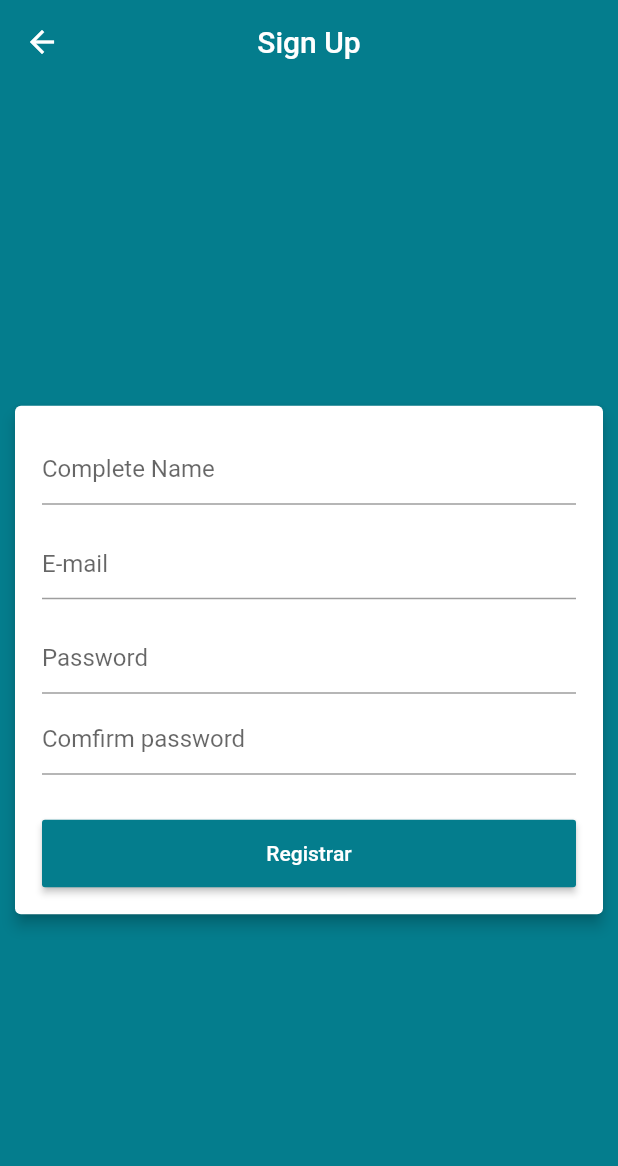
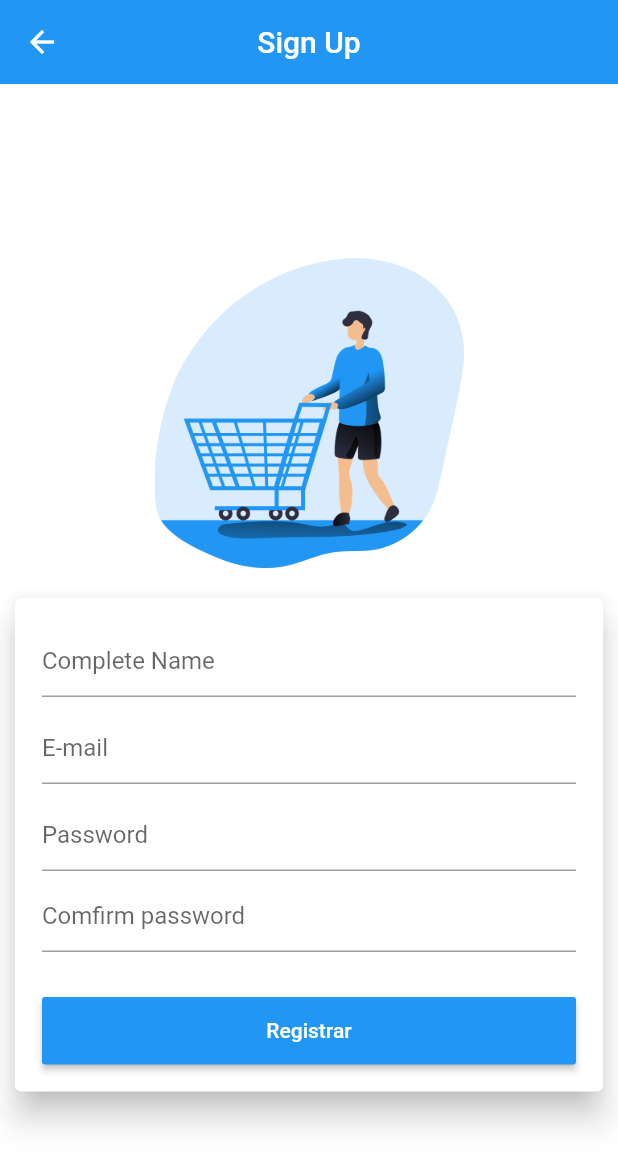
Before and after one commit to mateusbatista4/loja_virtual, a Flutter app: the LoginScreen screen opened by its route, after a tap on "Entrar", after a tap on "SIGN UP", on a phone screen of 412 x 824 dp. Shown: the top 1166 px of the screen. Run offline on Flutter 3.47's test engine with Material 2 defaults, Android fonts, the phone set to English and light mode, and no system bars; our stand-ins replace carousel_pro, cloud_firestore, firebase_auth; accounts and stored records are empty.

Commit message:
change UI

```diff
--- a/lib/main.dart
+++ b/lib/main.dart
@@ -39,8 +39,9 @@ class MyApp extends StatelessWidget {
         title: 'Loja do Mateus ',
         debugShowCheckedModeBanner: false,
         theme: ThemeData(
-          primaryColor: const Color.fromARGB(255, 4, 125, 141),
-          scaffoldBackgroundColor: const Color.fromARGB(255, 4, 125, 141),
+          primaryColor: Colors.blue,
+          accentColor: Colors.yellowAccent,
+          scaffoldBackgroundColor: Colors.blue,
           appBarTheme: AppBarTheme(elevation: 0),
           visualDensity: VisualDensity.adaptivePlatformDensity,
         ),
--- a/lib/screens/login/login_screen.dart
+++ b/lib/screens/login/login_screen.dart
@@ -13,6 +13,7 @@ class LoginScreen extends StatelessWidget {
   Widget build(BuildContext context) {
     return Consumer<UserManager>(
       builder: (context, userManager, child) => Scaffold(
+        backgroundColor: Colors.white,
         key: _scaffoldKey,
         appBar: AppBar(
           actions: <Widget>[
@@ -38,8 +39,20 @@ class LoginScreen extends StatelessWidget {
           title: Text("Login"),
         ),
         body: Center(
-          child: Card(
-            elevation: 4,
+          child: SingleChildScrollView(
+                      child: Column(
+              children: [
+                Padding(
+                  padding: const EdgeInsets.symmetric(vertical:20),
+                  child: Image.asset(
+                    "assets/images/online_shopping__monochromatic.png",
+                    fit: BoxFit.cover,
+                    width: MediaQuery.of(context).size.width / 1.4,
+                  ),
+                ),
+
+                Card(
+                  elevation: 9,
                   margin: EdgeInsets.symmetric(horizontal: 10),
                   child: Form(
                     key: _formKey,
@@ -107,7 +120,8 @@ class LoginScreen extends StatelessWidget {
                                           _scaffoldKey.currentState.showSnackBar(
                                             SnackBar(
                                               backgroundColor: Colors.redAccent,
-                                        content: Text('Falha no Login: $erro'),
+                                              content:
+                                                  Text('Falha no Login: $erro'),
                                             ),
                                           );
                                         },
@@ -128,6 +142,9 @@ class LoginScreen extends StatelessWidget {
                     ),
                   ),
                 ),
+              ],
+            ),
+          ),
         ),
       ),
     );
--- a/lib/screens/signup/signup_screen.dart
+++ b/lib/screens/signup/signup_screen.dart
@@ -16,6 +16,7 @@ class SignUpScreen extends StatelessWidget {
     return Consumer<UserManager>(
       builder: (context, userManager, child) => Scaffold(
         key: _scaffoldKey,
+        backgroundColor: Colors.white,
         appBar: AppBar(
           actions: <Widget>[
             userManager.loading
@@ -30,8 +31,19 @@ class SignUpScreen extends StatelessWidget {
           title: Text('Sign Up'),
         ),
         body: Center(
-          child: Card(
-            elevation: 4,
+          child: SingleChildScrollView(
+            child: Column(
+              children: [
+                 Padding(
+                  padding: const EdgeInsets.symmetric(vertical:20),
+                  child: Image.asset(
+                    "assets/images/shopping_cart_monochromatic.png",
+                    fit: BoxFit.cover,
+                    width: MediaQuery.of(context).size.width / 2,
+                  ),
+                ),
+                Card(
+                  elevation: 9,
                   margin: EdgeInsets.symmetric(horizontal: 10),
                   child: Form(
                     key: _formKey,
@@ -58,7 +70,7 @@ class SignUpScreen extends StatelessWidget {
                           },
                         ),
                         SizedBox(
-                    height: 15,
+                          height: 10,
                         ),
                         TextFormField(
                           enabled: !userManager.loading,
@@ -80,7 +92,7 @@ class SignUpScreen extends StatelessWidget {
                           },
                         ),
                         SizedBox(
-                    height: 15,
+                          height: 10,
                         ),
                         TextFormField(
                           enabled: !userManager.loading,
@@ -142,7 +154,8 @@ class SignUpScreen extends StatelessWidget {
                                         _scaffoldKey.currentState.showSnackBar(
                                           SnackBar(
                                             backgroundColor: Colors.redAccent,
-                                      content: Text('Falha no registro: $erro'),
+                                            content: Text(
+                                                'Falha no registro: $erro'),
                                           ),
                                         );
                                       },
@@ -162,6 +175,9 @@ class SignUpScreen extends StatelessWidget {
                     ),
                   ),
                 ),
+              ],
+            ),
+          ),
         ),
       ),
     );
--- a/pubspec.yaml
+++ b/pubspec.yaml
@@ -54,7 +54,8 @@ flutter:
   # assets:
   #   - images/a_dot_burr.jpeg
   #   - images/a_dot_ham.jpeg
-
+  assets:
+      - assets/images/
   # An image asset can refer to one or more resolution-specific "variants", see
   # https://flutter.dev/assets-and-images/#resolution-aware.
 
```
Also changed, not shown: lib/common/custom_drawer/custom_drawer.dart (+5 -3 lines), pubspec.lock. Lines whose indentation alone changed are shown as unchanged.
